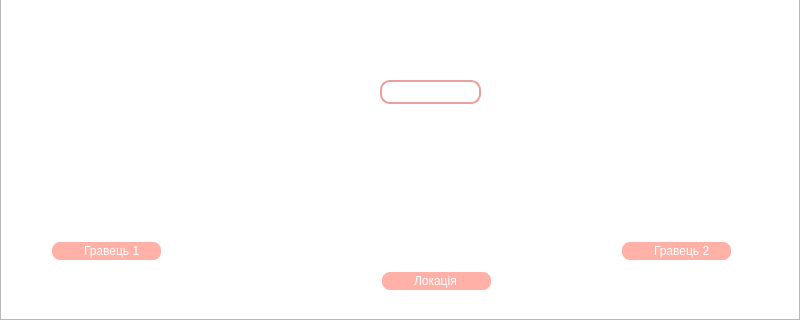
First picture: the form in gamepreparation.ui, repository AlexandraZiver/Course-Project, before the edit; both pictures show x 0 to 800 and y 280 to 600 of the 800 by 600 pixel window.
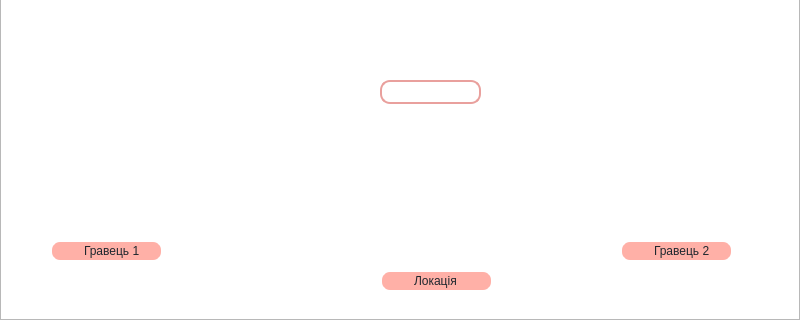
Second picture: the form after the edit. Icons and pictures are not drawn.

```diff
--- a/gamepreparation.ui
+++ b/gamepreparation.ui
@@ -197,6 +197,9 @@
    </property>
   </widget>
   <widget class="QLineEdit" name="Gamer1">
+   <property name="enabled">
+    <bool>false</bool>
+   </property>
    <property name="geometry">
     <rect>
      <x>50</x>
@@ -208,9 +211,8 @@
    <property name="styleSheet">
     <string notr="true">background-color: rgb(255, 0, 0);
 
-color: rgb(253, 177, 167);
 border: 2px solid #fff; 
-color: #fff;
+color: #1e272e;
 background-color: rgb(255, 176, 167);
 
 padding-left: 30px;
@@ -223,6 +225,9 @@
    </property>
   </widget>
   <widget class="QLineEdit" name="Gamer2">
+   <property name="enabled">
+    <bool>false</bool>
+   </property>
    <property name="geometry">
     <rect>
      <x>620</x>
@@ -235,7 +240,7 @@
     <string notr="true">background-color: rgb(255, 0, 0);
 color: rgb(253, 177, 167);
 border: 2px solid #fff; 
-color: #fff;
+color: #1e272e;
 background-color: rgb(255, 176, 167);
 padding-left: 30px;
 border-radius:10%;</string>
@@ -317,6 +322,9 @@
    </property>
   </widget>
   <widget class="QLineEdit" name="location">
+   <property name="enabled">
+    <bool>false</bool>
+   </property>
    <property name="geometry">
     <rect>
      <x>380</x>
@@ -329,7 +337,7 @@
     <string notr="true">background-color: rgb(255, 0, 0);
 color: rgb(253, 177, 167);
 border: 2px solid #fff; 
-color: #fff;
+color: #1e272e;
 background-color: rgb(255, 176, 167);
 padding-left: 30px;
 border-radius:10%;</string>
```
